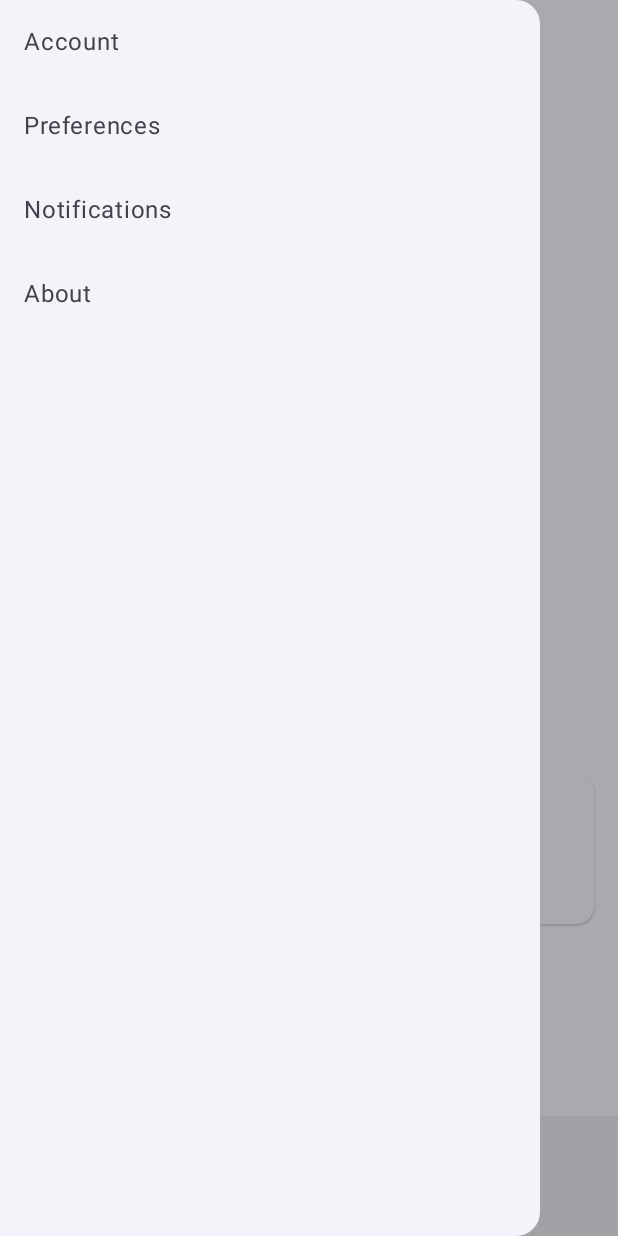
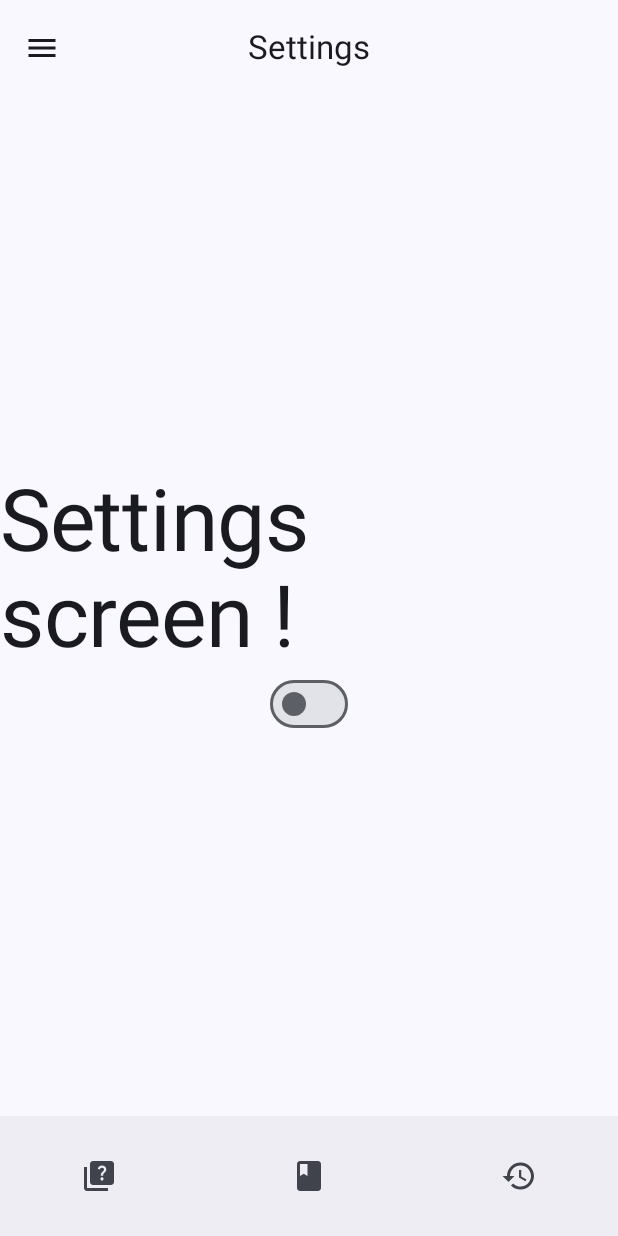
Before and after one commit to ynanme/jquiz, an Android app built with Jetpack Compose: the screen it shows after launch (MainActivity), after a tap on "EASY", on a phone screen of 412 x 824 dp. Run offline under Robolectric (Android 15) with nearby library versions, the phone set to English and light mode, and no system bars; our stand-ins replace Navigation 3; 1 other tap on this screen came first.

Commit message:
[add] the seeding of QuestionType and the vip DataStore

```diff
--- a/app/build.gradle.kts
+++ b/app/build.gradle.kts
@@ -59,6 +59,8 @@ dependencies {
     implementation(libs.androidx.navigation3.runtime)
     implementation(libs.androidx.navigation3.ui)
     implementation(libs.jetbrains.kotlin.reflect)
+    implementation(libs.androidx.datastore.preferences.core)
+    implementation(libs.androidx.datastore.preferences)
     testImplementation(libs.junit)
     androidTestImplementation(libs.androidx.junit)
     androidTestImplementation(libs.androidx.espresso.core)
--- a/app/src/main/java/com/example/jquiz/MainActivity.kt
+++ b/app/src/main/java/com/example/jquiz/MainActivity.kt
@@ -21,6 +21,7 @@ class MainActivity : ComponentActivity() {
         enableEdgeToEdge()
         setContent {
             JQuizTheme {
+
                 Scaffold(modifier = Modifier.fillMaxSize()) { innerPadding ->
                     App(
                         modifier = Modifier.padding(innerPadding)
--- a/app/src/main/java/com/example/jquiz/data/models/QuestionType.kt
+++ b/app/src/main/java/com/example/jquiz/data/models/QuestionType.kt
@@ -2,11 +2,12 @@ package com.example.jquiz.data.models
 
 import androidx.room.Entity
 import androidx.room.PrimaryKey
+import kotlinx.serialization.Serializable
 
 @Entity
+@Serializable
 data class QuestionType(
-    @PrimaryKey(autoGenerate = true)
-    val id : Int = 0,
+    @PrimaryKey
     val code : Int,
     val typeDifficulty : Int
 )
--- a/app/src/main/java/com/example/jquiz/interfaces/Screen.kt
+++ b/app/src/main/java/com/example/jquiz/interfaces/Screen.kt
@@ -4,6 +4,7 @@ import androidx.compose.material.icons.Icons
 import androidx.compose.material.icons.filled.Book
 import androidx.compose.material.icons.filled.History
 import androidx.compose.material.icons.filled.Quiz
+import androidx.compose.material.icons.filled.Settings
 import androidx.compose.ui.graphics.vector.ImageVector
 import androidx.navigation3.runtime.NavKey
 import kotlinx.serialization.Serializable
@@ -27,4 +28,10 @@ sealed interface Screen: NavKey {
         override val icon = Icons.Filled.History
     }
 
+    @Serializable
+    data object Settings: Screen {
+        override val icon = Icons.Filled.Settings
+    }
+
+
 }
--- a/app/src/main/java/com/example/jquiz/screens/MainScreen.kt
+++ b/app/src/main/java/com/example/jquiz/screens/MainScreen.kt
@@ -1,5 +1,6 @@
 package com.example.jquiz.screens
 
+import android.annotation.SuppressLint
 import androidx.compose.foundation.layout.Column
 import androidx.compose.foundation.layout.padding
 import androidx.compose.material.icons.Icons
@@ -21,17 +22,30 @@ import androidx.compose.material3.rememberDrawerState
 import androidx.compose.runtime.Composable
 import androidx.compose.runtime.rememberCoroutineScope
 import androidx.compose.ui.Modifier
+import androidx.compose.ui.platform.LocalContext
 import androidx.navigation3.runtime.NavBackStack
 import androidx.navigation3.runtime.NavKey
 import androidx.navigation3.runtime.entryProvider
 import androidx.navigation3.runtime.rememberNavBackStack
 import androidx.navigation3.ui.NavDisplay
 import com.example.jquiz.interfaces.Screen
+import com.example.jquiz.services.VipService
+import com.example.jquiz.viewmodels.SettingsViewModel
 import kotlinx.coroutines.CoroutineScope
 import kotlinx.coroutines.launch
 
+@SuppressLint("ViewModelConstructorInComposable")
 @Composable
 fun MainScreen () {
+
+    val context = LocalContext.current
+
+    val vipService = androidx.compose.runtime.remember {
+        VipService(context)
+    }
+    val settingsVm = androidx.compose.runtime.remember {
+        SettingsViewModel(vipService)
+    }
 
     val drawerState = rememberDrawerState(DrawerValue.Closed)
     val scope = rememberCoroutineScope()
@@ -39,7 +53,7 @@ fun MainScreen () {
 
     ModalNavigationDrawer(
         drawerState = drawerState,
-        drawerContent = { ModalDrawerSheet { DrawerContent() } }
+        drawerContent = { ModalDrawerSheet { DrawerContent(backStack, { scopeLauncher(drawerState, scope) }) } }
     ) {
         Scaffold (
             topBar = { TopBar("${backStack.last()}") { scopeLauncher(drawerState, scope) } },
@@ -52,6 +66,7 @@ fun MainScreen () {
                     entry<Screen.Quiz> { QuizScreen() }
                     entry<Screen.Learning> { LearningScreen() }
                     entry<Screen.History> { HistoryScreen() }
+                    entry<Screen.Settings> {SettingsScreen(settingsVm) }
                 }
             )
         }
@@ -60,11 +75,15 @@ fun MainScreen () {
 }
 
 
+
 @Composable
-fun DrawerContent () {
+fun DrawerContent(backStack: NavBackStack<NavKey>, closeDrawerState : () -> Unit) {
     Column {
         NavigationDrawerItem(selected = false, label = { Text("Account") }, onClick = {})
-        NavigationDrawerItem(selected = false, label = { Text("Preferences") }, onClick = {})
+        NavigationDrawerItem(selected = false, label = { Text("Preferences") }, onClick = {
+            backStack+=Screen.Settings
+            closeDrawerState()
+        })
         NavigationDrawerItem(selected = false, label = { Text("Notifications") }, onClick = {})
         NavigationDrawerItem(selected = false, label = { Text("About") }, onClick = {})
 
@@ -89,7 +108,12 @@ fun BottomBar (backStack: NavBackStack<NavKey>, screens: List<Screen>) {
         screens.forEach {
             NavigationBarItem(
                 selected = it==current,
-                onClick = { backStack += it },
+                onClick = {
+                    if(it != current) {
+                        backStack -= current
+                        backStack += it
+                    }
+                },
                 icon = { Icon(it.icon, "$it") }
             )
         }
--- /dev/null
+++ b/app/src/main/java/com/example/jquiz/screens/SettingsScreen.kt
@@ -0,0 +1,31 @@
+package com.example.jquiz.screens
+
+import androidx.compose.foundation.layout.Arrangement
+import androidx.compose.foundation.layout.Column
+import androidx.compose.foundation.layout.fillMaxSize
+import androidx.compose.material3.Switch
+import androidx.compose.material3.Text
+import androidx.compose.runtime.Composable
+import androidx.compose.runtime.collectAsState
+import androidx.compose.runtime.getValue
+import androidx.compose.ui.Alignment
+import androidx.compose.ui.Modifier
+import com.example.jquiz.ui.theme.Typography
+import com.example.jquiz.viewmodels.SettingsViewModel
+
+@Composable
+fun SettingsScreen(vm : SettingsViewModel) {
+    Column(
+        modifier = Modifier.fillMaxSize(),
+        verticalArrangement = Arrangement.Center,
+        horizontalAlignment = Alignment.CenterHorizontally)
+    {
+        Text("Settings screen !", style = Typography.displayLarge)
+        val isVip by vm.isVip.collectAsState()
+
+        Switch(
+            checked = isVip,
+            onCheckedChange = { vm.toggleVip(it) }
+        )
+    }
+}
--- /dev/null
+++ b/app/src/main/java/com/example/jquiz/services/VipService.kt
@@ -0,0 +1,24 @@
+package com.example.jquiz.services
+
+import android.content.Context
+import androidx.datastore.core.DataStore
+import androidx.datastore.preferences.core.Preferences
+import androidx.datastore.preferences.core.booleanPreferencesKey
+import androidx.datastore.preferences.core.edit
+import androidx.datastore.preferences.preferencesDataStore
+import kotlinx.coroutines.flow.Flow
+import kotlinx.coroutines.flow.map
+
+val Context.dataStore: DataStore<Preferences> by preferencesDataStore(name = "settings")
+
+class VipService(context: Context) {
+    private val dataStore = context.applicationContext.dataStore
+    private val VIP_KEY = booleanPreferencesKey("vip")
+
+    val vipFlow: Flow<Boolean> = dataStore.data
+        .map { prefs -> prefs[VIP_KEY] ?: false }
+
+    suspend fun setVip(value: Boolean) {
+        dataStore.edit { prefs -> prefs[VIP_KEY] = value }
+    }
+}
--- /dev/null
+++ b/app/src/main/java/com/example/jquiz/viewmodels/SettingsViewModel.kt
@@ -0,0 +1,20 @@
+package com.example.jquiz.viewmodels
+
+import androidx.lifecycle.ViewModel
+import androidx.lifecycle.viewModelScope
+import com.example.jquiz.services.VipService
+import kotlinx.coroutines.flow.SharingStarted
+import kotlinx.coroutines.flow.stateIn
+import kotlinx.coroutines.launch
+
+class SettingsViewModel(private val vipService: VipService) : ViewModel() {
+
+    val isVip = vipService.vipFlow
+        .stateIn(viewModelScope, SharingStarted.WhileSubscribed(5_000), false)
+
+    fun toggleVip(newValue: Boolean) {
+        viewModelScope.launch {
+            vipService.setVip(newValue)
+        }
+    }
+}
--- a/gradle/libs.versions.toml
+++ b/gradle/libs.versions.toml
@@ -17,6 +17,8 @@ materialIconsExtended = "1.7.8"
 navigation3 = "1.0.0"
 kotlinxSerializationJson = "1.7.3"
 kotlinReflectVersion = "2.0.21"
+datastorePreferencesCore = "1.2.0"
+datastorePreferences = "1.2.0"
 
 [libraries]
 androidx-core-ktx = { group = "androidx.core", name = "core-ktx", version.ref = "coreKtx" }
@@ -42,6 +44,8 @@ androidx-navigation3-runtime = { group = "androidx.navigation3", name = "navigat
 androidx-navigation3-ui = { group = "androidx.navigation3", name = "navigation3-ui", version.ref = "navigation3" }
 kotlinx-serialization-json = { group = "org.jetbrains.kotlinx", name = "kotlinx-serialization-json", version.ref = "kotlinxSerializationJson" }
 jetbrains-kotlin-reflect = { group = "org.jetbrains.kotlin", name = "kotlin-reflect", version.ref = "kotlinReflectVersion" }
+androidx-datastore-preferences-core = { group = "androidx.datastore", name = "datastore-preferences-core", version.ref = "datastorePreferencesCore" }
+androidx-datastore-preferences = { group = "androidx.datastore", name = "datastore-preferences", version.ref = "datastorePreferences" }
 
 
 [plugins]
```
Also changed, not shown: app/src/main/assets/seed/questionType.json (added, +18 -0 lines), app/src/main/java/com/example/jquiz/data/Knowledge.kt (+6 -1 lines), app/src/main/java/com/example/jquiz/data/daos/QuestionTypeDao.kt (+11 -5 lines), app/src/main/java/com/example/jquiz/data/seed/DatabaseSeeder.kt (+16 -0 lines).
